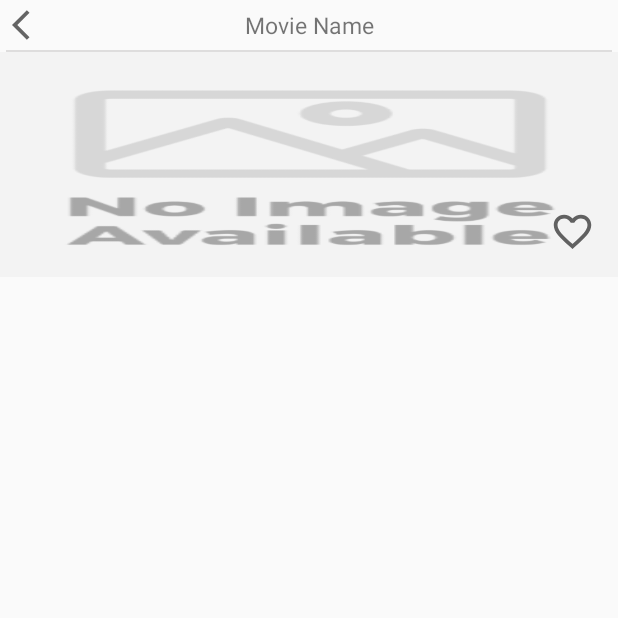
After one commit to Chen-Hao-Liu/FilmFinder, an Android app: the MovieDetailActivity screen opened directly, with no data from a screen before it, on a phone screen of 412 x 824 dp, the top half of it. The commit adds this screen. Run offline under Robolectric (Android 15) with nearby library versions, the light colour scheme and no system bars; 1 statement that could not run was skipped.

Commit message:
Content Covering Lecture 6

```diff
--- a/app/src/main/AndroidManifest.xml
+++ b/app/src/main/AndroidManifest.xml
@@ -11,6 +11,8 @@
         android:theme="@style/AppTheme">
         <activity android:name=".RegisterActivity">
         </activity>
+        <activity android:name=".MovieDetailActivity">
+        </activity>
         <activity android:name=".HomeActivity">
         </activity>
         <activity android:name=".MainActivity">
--- a/app/src/main/java/edu/gwu/filmfinder/HomeActivity.kt
+++ b/app/src/main/java/edu/gwu/filmfinder/HomeActivity.kt
@@ -31,7 +31,7 @@ class HomeActivity : AppCompatActivity() {
 
         var moviesList = getFakeData()
 
-        val myAdapter:RecyclerViewAdapter = RecyclerViewAdapter(moviesList)
+        val myAdapter:RecyclerViewAdapter = RecyclerViewAdapter(moviesList, this)
         recyclerView.adapter = myAdapter
     }
 
--- a/app/src/main/java/edu/gwu/filmfinder/Movie.kt
+++ b/app/src/main/java/edu/gwu/filmfinder/Movie.kt
@@ -1,4 +1,8 @@
 package edu.gwu.filmfinder
+
+import android.os.Parcelable
+import kotlinx.android.parcel.Parcelize
+@Parcelize
 
 data class Movie(
 //    @SerializedName("title")
@@ -13,6 +17,6 @@ data class Movie(
     var description :String,
 //    @SerializedName("vote_average")
     var rating:String
-){
+): Parcelable{
     constructor():this("","","","","","")
 }
--- /dev/null
+++ b/app/src/main/java/edu/gwu/filmfinder/MovieDetailActivity.kt
@@ -0,0 +1,21 @@
+package edu.gwu.filmfinder
+
+import androidx.appcompat.app.AppCompatActivity
+import android.os.Bundle
+import android.widget.TextView
+
+class MovieDetailActivity : AppCompatActivity() {
+
+    var currMovie: Movie? = null
+    lateinit var movieTitle: TextView
+
+    override fun onCreate(savedInstanceState: Bundle?) {
+        super.onCreate(savedInstanceState)
+        setContentView(R.layout.activity_movie_detail)
+
+        currMovie = intent.getParcelableExtra<Movie>("movie")
+        movieTitle = findViewById(R.id.app_header_movie_name_detailpage)
+        movieTitle.text = currMovie!!.title
+
+    }
+}
--- a/app/src/main/java/edu/gwu/filmfinder/RecyclerViewAdapter.kt
+++ b/app/src/main/java/edu/gwu/filmfinder/RecyclerViewAdapter.kt
@@ -1,4 +1,6 @@
 package edu.gwu.filmfinder
+import android.content.Context
+import android.content.Intent
 import android.view.LayoutInflater
 import android.view.View
 import android.view.ViewGroup
@@ -9,7 +11,7 @@ import androidx.recyclerview.widget.RecyclerView
 import com.squareup.picasso.Picasso
 
 
-class RecyclerViewAdapter(val mData:List<Movie>): RecyclerView.Adapter<RecyclerViewAdapter.Companion.MyViewHolde>(){
+class RecyclerViewAdapter(val mData:List<Movie>, val mContext: Context): RecyclerView.Adapter<RecyclerViewAdapter.Companion.MyViewHolde>(){
 
     companion object {
 
@@ -44,6 +46,12 @@ class RecyclerViewAdapter(val mData:List<Movie>): RecyclerView.Adapter<RecyclerV
             }
 
         }
+
+        holder.itemView.setOnClickListener { v: View? ->
+            val intent = Intent(mContext, MovieDetailActivity::class.java)
+            intent.putExtra("movie", mData.get(position))
+            mContext.startActivity(intent)
+        }
     }
 
     override fun getItemCount(): Int {
--- /dev/null
+++ b/app/src/main/res/drawable/ic_favorite_unselected.xml
@@ -0,0 +1,10 @@
+<vector xmlns:android="http://schemas.android.com/apk/res/android"
+    android:width="24dp"
+    android:height="24dp"
+    android:viewportWidth="24"
+    android:viewportHeight="24"
+    android:tint="?attr/colorControlNormal">
+  <path
+      android:fillColor="@android:color/white"
+      android:pathData="M16.5,3c-1.74,0 -3.41,0.81 -4.5,2.09C10.91,3.81 9.24,3 7.5,3 4.42,3 2,5.42 2,8.5c0,3.78 3.4,6.86 8.55,11.54L12,21.35l1.45,-1.32C18.6,15.36 22,12.28 22,8.5 22,5.42 19.58,3 16.5,3zM12.1,18.55l-0.1,0.1 -0.1,-0.1C7.14,14.24 4,11.39 4,8.5 4,6.5 5.5,5 7.5,5c1.54,0 3.04,0.99 3.57,2.36h1.87C13.46,5.99 14.96,5 16.5,5c2,0 3.5,1.5 3.5,3.5 0,2.89 -3.14,5.74 -7.9,10.05z"/>
+</vector>
--- /dev/null
+++ b/app/src/main/res/layout/activity_movie_detail.xml
@@ -0,0 +1,80 @@
+<?xml version="1.0" encoding="utf-8"?>
+<androidx.constraintlayout.widget.ConstraintLayout xmlns:android="http://schemas.android.com/apk/res/android"
+    xmlns:app="http://schemas.android.com/apk/res-auto"
+    xmlns:tools="http://schemas.android.com/tools"
+    android:layout_width="match_parent"
+    android:layout_height="match_parent"
+    tools:context=".MovieDetailActivity">
+
+    <TextView
+        android:id="@+id/app_header_movie_name_detailpage"
+        android:layout_width="wrap_content"
+        android:layout_height="wrap_content"
+        android:gravity="center_horizontal"
+        android:paddingBottom="6dp"
+        android:paddingTop="6dp"
+        android:text="@string/movie_name"
+        android:textSize="15sp"
+        android:maxWidth="250dp"
+        android:maxLines="1"
+        app:layout_constraintLeft_toLeftOf="parent"
+        app:layout_constraintRight_toRightOf="parent"
+        app:layout_constraintTop_toTopOf="parent" />
+
+    <ImageView
+        android:id="@+id/ic_go_back_detailpage"
+        android:layout_width="24dp"
+        android:layout_height="24dp"
+        android:layout_marginLeft="8dp"
+        app:layout_constraintBottom_toBottomOf="@id/app_header_movie_name_detailpage"
+        app:layout_constraintLeft_toLeftOf="parent"
+        app:layout_constraintTop_toTopOf="@id/app_header_movie_name_detailpage"
+        app:srcCompat="@drawable/ic_navigate_back" />
+
+    <View
+        android:id="@+id/delimiter_detailpage"
+        android:layout_width="match_parent"
+        android:layout_height="1dp"
+        android:layout_marginLeft="4dp"
+        android:layout_marginRight="4dp"
+        android:background="@color/light_gray"
+        app:layout_constraintTop_toBottomOf="@id/app_header_movie_name_detailpage" />
+
+
+    <ScrollView
+        android:layout_width="match_parent"
+        android:layout_height="0dp"
+        android:layout_marginTop="1dp"
+        app:layout_constraintTop_toTopOf="@id/delimiter_detailpage"
+        app:layout_constraintBottom_toBottomOf="parent">
+
+        <androidx.constraintlayout.widget.ConstraintLayout
+            android:layout_width="match_parent"
+            android:layout_height="match_parent">
+
+            <ImageView
+                android:id="@+id/movie_img_background_detailpage"
+                android:layout_width="0dp"
+                android:layout_height="150dp"
+                android:background="#090808"
+                android:scaleType="fitXY"
+                android:src="@drawable/no_images_available"
+                app:layout_constraintLeft_toLeftOf="parent"
+                app:layout_constraintRight_toRightOf="parent"
+                app:layout_constraintTop_toTopOf="parent" />
+
+
+            <ImageView
+                android:id="@+id/movie_liked"
+                android:layout_width="30dp"
+                android:layout_height="30dp"
+                android:src="@drawable/ic_favorite_unselected"
+                android:layout_marginRight="15dp"
+                android:layout_marginBottom="15dp"
+                app:layout_constraintBottom_toBottomOf="@id/movie_img_background_detailpage"
+                app:layout_constraintRight_toRightOf="parent"/>
+
+        </androidx.constraintlayout.widget.ConstraintLayout>
+
+    </ScrollView>
+</androidx.constraintlayout.widget.ConstraintLayout>
--- a/app/src/main/res/values/strings.xml
+++ b/app/src/main/res/values/strings.xml
@@ -4,4 +4,5 @@
     <string name="save">Save</string>
     <string name="map">Map</string>
     <string name="profile">Profile</string>
+    <string name="movie_name">Movie Name</string>
 </resources>
```
